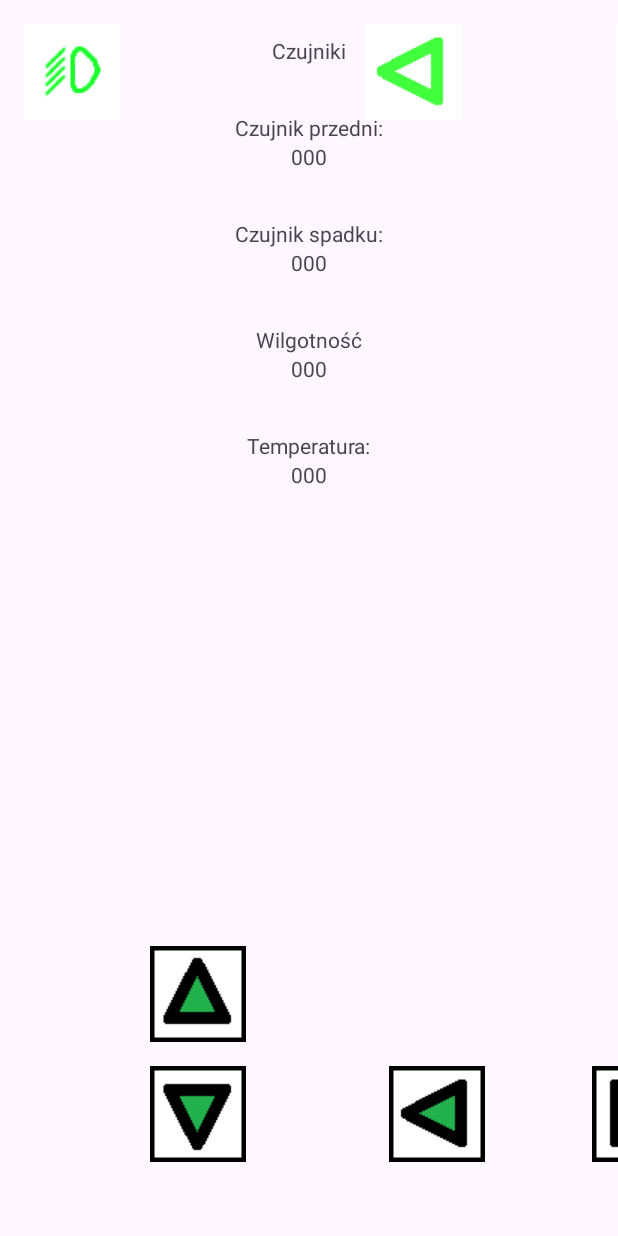
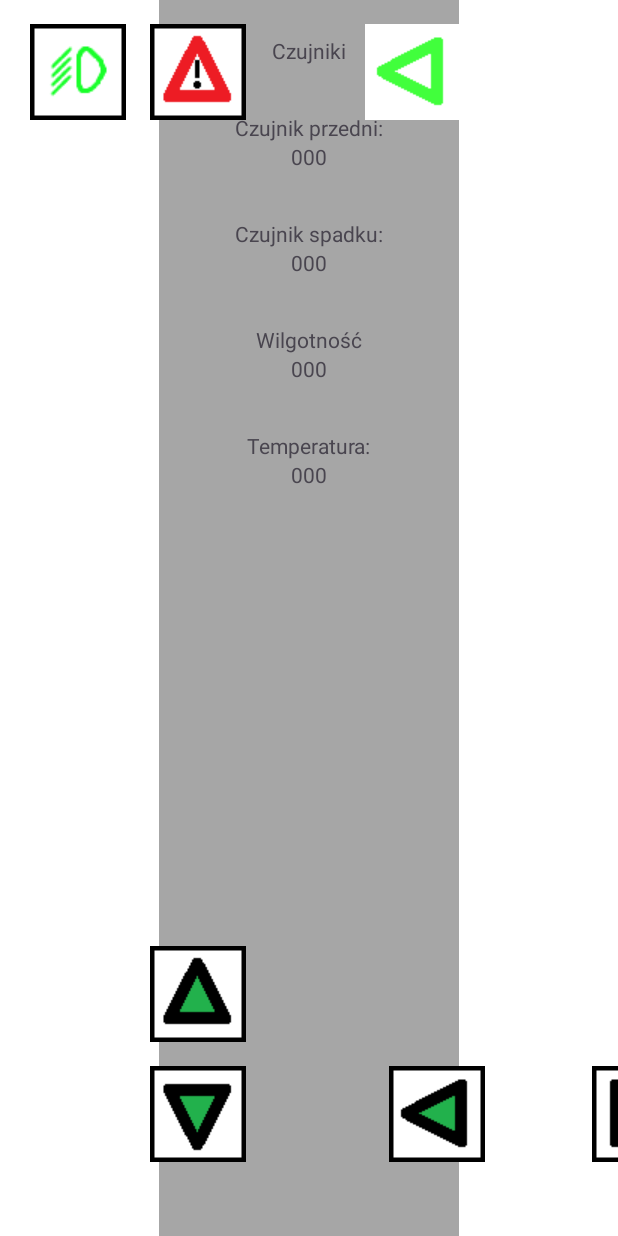
Before and after one commit to luk4syn0/AplikacjaSterowaniaRobotem, an Android app: the layout fragment_sterowanie.xml on its own in the app's theme, with its tools: preview values and no code run, on a phone screen of 412 x 824 dp. Run offline under Robolectric (Android 15) with nearby library versions, the phone set to English and light mode, and no system bars.

Commit message:
Funkcjonalnosci przyciskow navbar, fragment sterowania

```diff
--- a/app/src/main/res/layout/fragment_sterowanie.xml
+++ b/app/src/main/res/layout/fragment_sterowanie.xml
@@ -2,13 +2,16 @@
 <androidx.constraintlayout.widget.ConstraintLayout xmlns:android="http://schemas.android.com/apk/res/android"
     xmlns:app="http://schemas.android.com/apk/res-auto"
     xmlns:tools="http://schemas.android.com/tools"
+    android:id="@+id/fragmentSterowanie"
     android:layout_width="match_parent"
-    android:layout_height="match_parent">
+    android:layout_height="match_parent"
+    android:background="#FFFFFF">
 
     <androidx.constraintlayout.widget.ConstraintLayout
         android:id="@+id/layoutDaneSensorow"
         android:layout_width="200dp"
         android:layout_height="match_parent"
+        android:background="#A6A6A6"
         app:layout_constraintBottom_toBottomOf="parent"
         app:layout_constraintEnd_toEndOf="parent"
         app:layout_constraintHorizontal_bias="0.499"
@@ -119,8 +122,8 @@
             android:layout_width="wrap_content"
             android:layout_height="wrap_content"
             android:layout_marginBottom="16dp"
+            android:background="@null"
             android:src="@drawable/kontroler_forward_image"
-            android:background="@null"
             app:layout_constraintBottom_toTopOf="@+id/imageButtonDol"
             app:layout_constraintEnd_toEndOf="parent"
             app:layout_constraintStart_toStartOf="parent" />
@@ -130,22 +133,33 @@
             android:layout_width="wrap_content"
             android:layout_height="wrap_content"
             android:layout_marginBottom="49dp"
+            android:background="@null"
             android:src="@drawable/kontroler_backward_image"
-            android:background="@null"
             app:layout_constraintBottom_toBottomOf="parent"
             app:layout_constraintEnd_toEndOf="parent"
-            app:layout_constraintStart_toStartOf="parent"/>
+            app:layout_constraintStart_toStartOf="parent" />
 
         <ImageButton
             android:id="@+id/imageButtonSwiatla"
             android:layout_width="64dp"
             android:layout_height="64dp"
-            android:layout_marginStart="16dp"
+            android:layout_marginTop="16dp"
+            android:layout_marginEnd="16dp"
+            android:background="@null"
+            android:src="@drawable/kontroler_mijania_light_image"
+            app:layout_constraintEnd_toStartOf="@+id/imageButton"
+            app:layout_constraintTop_toTopOf="parent" />
+
+        <ImageButton
+            android:id="@+id/imageButton"
+            android:layout_width="wrap_content"
+            android:layout_height="wrap_content"
             android:layout_marginTop="16dp"
             android:background="@null"
-            android:src="@drawable/kontroler_mijania_light_image"
+            app:layout_constraintEnd_toEndOf="parent"
             app:layout_constraintStart_toStartOf="parent"
-            app:layout_constraintTop_toTopOf="parent" />
+            app:layout_constraintTop_toTopOf="parent"
+            app:srcCompat="@drawable/kontroler_awaryjne_image" />
     </androidx.constraintlayout.widget.ConstraintLayout>
 
     <androidx.constraintlayout.widget.ConstraintLayout
@@ -163,10 +177,10 @@
             android:layout_height="64dp"
             android:layout_marginTop="16dp"
             android:layout_marginEnd="16dp"
+            android:background="@null"
             android:src="@drawable/kontroler_kierunek_right_image"
-            android:background="@null"
             app:layout_constraintEnd_toEndOf="parent"
-            app:layout_constraintTop_toTopOf="parent"/>
+            app:layout_constraintTop_toTopOf="parent" />
 
 
         <ImageButton
@@ -175,10 +189,10 @@
             android:layout_height="wrap_content"
             android:layout_marginStart="32dp"
             android:layout_marginBottom="49dp"
+            android:background="@null"
             android:src="@drawable/kontroler_left_image"
-            android:background="@null"
             app:layout_constraintBottom_toBottomOf="parent"
-            app:layout_constraintStart_toStartOf="parent"/>
+            app:layout_constraintStart_toStartOf="parent" />
 
         <ImageButton
             android:id="@+id/imageButtonPrawo"
@@ -186,10 +200,10 @@
             android:layout_height="wrap_content"
             android:layout_marginEnd="32dp"
             android:layout_marginBottom="49dp"
+            android:background="@null"
             android:src="@drawable/kontroler_right_image"
-            android:background="@null"
             app:layout_constraintBottom_toBottomOf="parent"
-            app:layout_constraintEnd_toEndOf="parent"/>
+            app:layout_constraintEnd_toEndOf="parent" />
 
         <ImageButton
             android:id="@+id/imageButtonKierunekLewo"
--- a/app/src/main/res/values/strings.xml
+++ b/app/src/main/res/values/strings.xml
@@ -16,6 +16,8 @@
     <string name="wartoscDol">000</string>
     <string name="wartoscTemp">000</string>
     <string name="wartoscWilg">000</string>
+<!-- TODO: Remove or change this placeholder text -->
+    <string name="hello_blank_fragment">Hello blank fragment</string>
 
 
 
```
Also changed, not shown: app/src/main/java/com/example/myapplication/MainActivity.java (+28 -12 lines), app/src/main/java/com/example/myapplication/fragmentSterowanie.java (+15 -5 lines), app/src/main/res/drawable/kontroler_awaryjne_image.png (added), app/src/main/res/drawable/kontroler_mijania_light_image.png.
